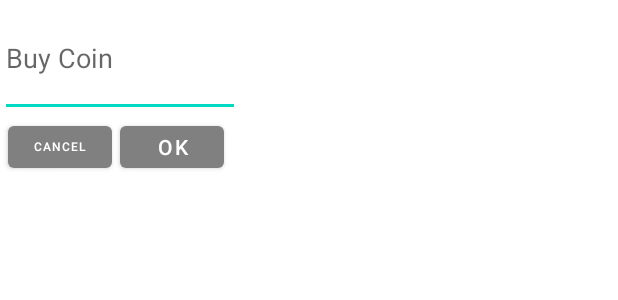
After one commit to franciscoxaviersp/CM-CryptoApp, an Android app: the layout dialog_layout_buy.xml on its own in the app's theme, with its tools: preview values and no code run, on a phone screen of 412 x 824 dp. The commit adds this screen. Shown: the top 300 px of the screen. Run offline under Robolectric (Android 15) with nearby library versions, the phone set to English and light mode, and no system bars.

Commit message:
buy dialog done

```diff
--- a/CryptoApp/app/src/main/res/layout/activity_transfer2.xml
+++ b/CryptoApp/app/src/main/res/layout/activity_transfer2.xml
@@ -12,8 +12,8 @@
         android:layout_height="44dp"
         android:layout_marginTop="52dp"
         android:ems="10"
+        android:hint="Wallet Address"
         android:inputType="textPersonName"
-        android:text="Wallet Address"
         app:layout_constraintEnd_toStartOf="@+id/buttoncamera"
         app:layout_constraintHorizontal_bias="0.175"
         app:layout_constraintStart_toStartOf="parent"
--- /dev/null
+++ b/CryptoApp/app/src/main/res/layout/dialog_layout_buy.xml
@@ -0,0 +1,50 @@
+<androidx.constraintlayout.widget.ConstraintLayout xmlns:android="http://schemas.android.com/apk/res/android"
+    xmlns:app="http://schemas.android.com/apk/res-auto"
+    xmlns:tools="http://schemas.android.com/tools"
+    android:id="@+id/linearLayout"
+    android:layout_width="wrap_content"
+    android:layout_height="wrap_content"
+    android:background="@drawable/round">
+
+    <EditText
+        android:id="@+id/topup"
+        android:layout_width="160dp"
+        android:layout_height="78dp"
+        android:hint="Buy Coin"
+        android:inputType="text|number"
+        app:layout_constraintStart_toStartOf="parent"
+        app:layout_constraintTop_toTopOf="parent" />
+
+    <Button
+        android:id="@+id/ok_btn"
+        android:layout_width="69dp"
+        android:layout_height="40dp"
+        android:gravity="center_horizontal|center_vertical"
+        android:text="OK"
+        app:layout_constraintEnd_toEndOf="@+id/topup"
+        app:layout_constraintHorizontal_bias="0.879"
+        app:layout_constraintStart_toStartOf="parent"
+        app:layout_constraintTop_toBottomOf="@+id/topup" />
+
+    <Button
+        android:id="@+id/cancel"
+        android:layout_width="69dp"
+        android:layout_height="40dp"
+        android:text="Cancel"
+        android:textSize="8sp"
+        app:layout_constraintEnd_toStartOf="@+id/ok_btn"
+        app:layout_constraintStart_toStartOf="parent"
+        app:layout_constraintTop_toBottomOf="@+id/topup" />
+
+    <TextView
+        android:id="@+id/much"
+        android:layout_width="wrap_content"
+        android:layout_height="wrap_content"
+        android:layout_marginStart="25dp"
+        android:layout_marginTop="28dp"
+        app:layout_constraintEnd_toEndOf="parent"
+        app:layout_constraintHorizontal_bias="0.618"
+        app:layout_constraintStart_toStartOf="@+id/topup"
+        app:layout_constraintTop_toTopOf="@+id/topup" />
+
+</androidx.constraintlayout.widget.ConstraintLayout>
```
Also changed, not shown: CryptoApp/app/src/main/java/cm/homework/cryptoapp/BuyDialog.java (added, +132 -0 lines), CryptoApp/app/src/main/java/cm/homework/cryptoapp/SellDialog.java (added, +95 -0 lines), CryptoApp/app/src/main/java/cm/homework/cryptoapp/activities/CoinActivity.java (+16 -0 lines), CryptoApp/app/src/main/res/layout/activity_coin.xml (+5 -2 lines), CryptoApp/app/src/main/res/layout/dialog_layout_sell.xml (added, +39 -0 lines).
